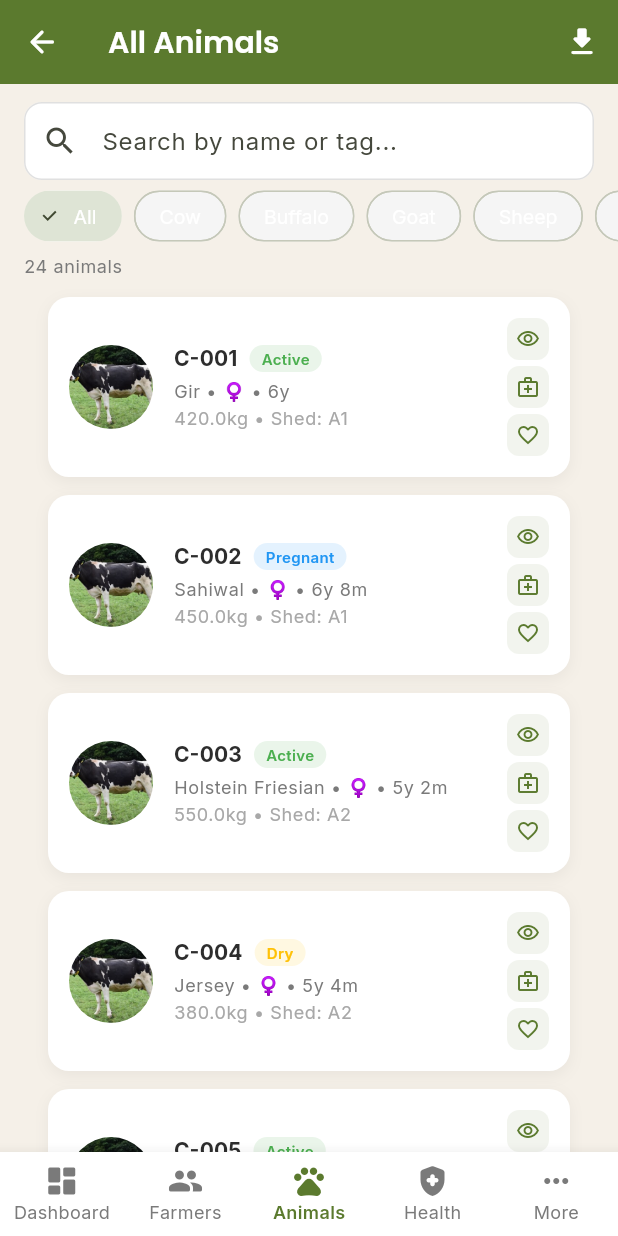
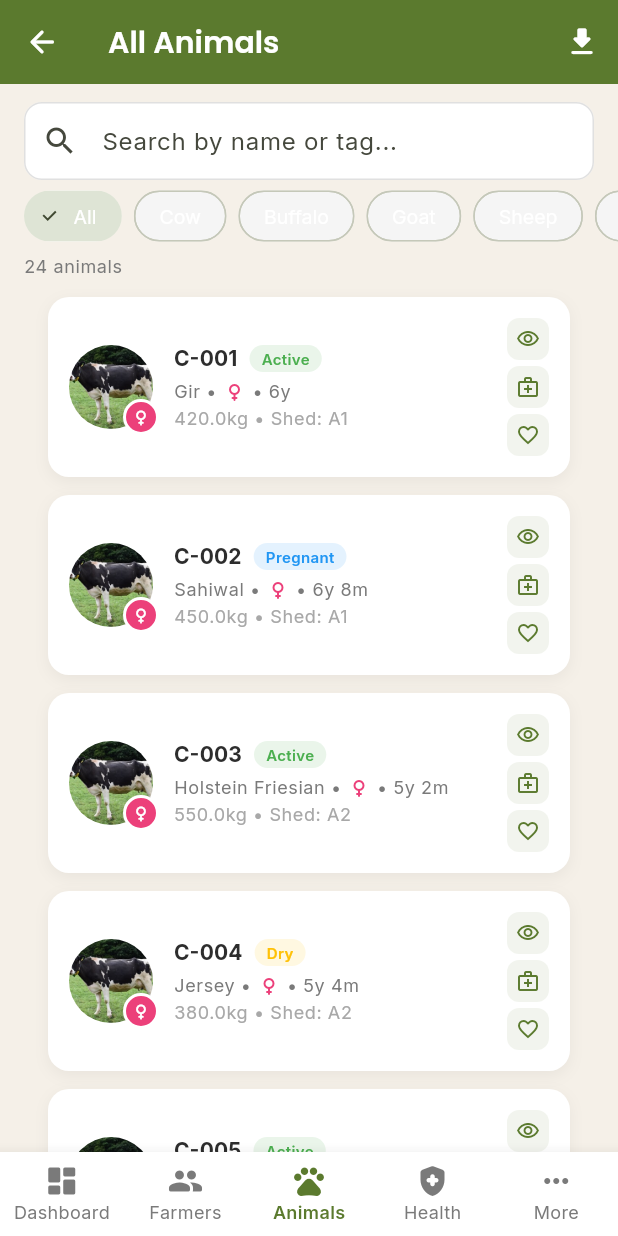
Before and after one commit to ashishsrivastava14/RumenoApp, a Flutter app: the AdminAnimalsScreen screen opened by its route, on a phone screen of 412 x 824 dp. Run offline on Flutter 3.47's test engine with Material 3 defaults, Android fonts, the phone set to English and light mode, and no system bars; our stand-ins replace fl_chart, go_router, google_fonts, image_picker, shimmer; missing offline and left inert: mobile_scanner; accounts and stored records are empty.

Commit message:
feat: enhance AnimalCard with gender badge and improved layout

```diff
--- a/rumeno_app/lib/widgets/cards/animal_card.dart
+++ b/rumeno_app/lib/widgets/cards/animal_card.dart
@@ -93,7 +93,10 @@
             ),
             child: Row(
               children: [
-                // Avatar
+                // Avatar with gender badge
+                Stack(
+                  clipBehavior: Clip.none,
+                  children: [
                     ClipRRect(
                       borderRadius: BorderRadius.circular(28),
                       child: Image.asset(
@@ -102,6 +105,29 @@
                         height: 56,
                         fit: BoxFit.cover,
                       ),
+                    ),
+                    Positioned(
+                      right: -4,
+                      bottom: -4,
+                      child: Container(
+                        padding: const EdgeInsets.all(3),
+                        decoration: BoxDecoration(
+                          color: animal.gender == Gender.male
+                              ? Colors.blue.shade600
+                              : Colors.pink.shade400,
+                          shape: BoxShape.circle,
+                          border: Border.all(color: Colors.white, width: 2),
+                        ),
+                        child: Icon(
+                          animal.gender == Gender.male
+                              ? Icons.male_rounded
+                              : Icons.female_rounded,
+                          size: 14,
+                          color: Colors.white,
+                        ),
+                      ),
+                    ),
+                  ],
                 ),
                 const SizedBox(width: 14),
                 // Info
@@ -136,9 +162,26 @@
                         ],
                       ),
                       const SizedBox(height: 4),
+                      Row(
+                        children: [
                           Text(
-                        '${animal.breed} • ${animal.gender == Gender.male ? "♂" : "♀"} • ${animal.ageString}',
+                            '${animal.breed} • ',
                             style: Theme.of(context).textTheme.bodySmall,
+                          ),
+                          Icon(
+                            animal.gender == Gender.male
+                                ? Icons.male_rounded
+                                : Icons.female_rounded,
+                            size: 16,
+                            color: animal.gender == Gender.male
+                                ? Colors.blue.shade600
+                                : Colors.pink.shade400,
+                          ),
+                          Text(
+                            ' • ${animal.ageString}',
+                            style: Theme.of(context).textTheme.bodySmall,
+                          ),
+                        ],
                       ),
                       const SizedBox(height: 2),
                       Row(
```
Lines whose indentation alone changed are shown as unchanged.
